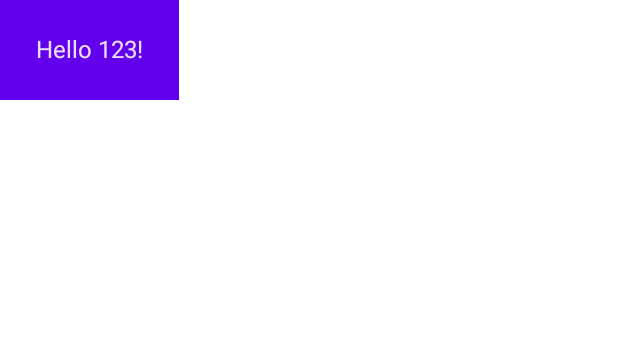
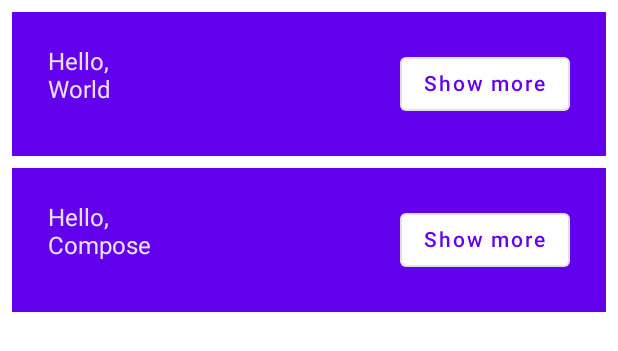
Before and after one commit to theodesp/jetpackComposeBasicApp, an Android app built with Jetpack Compose: the @Preview function DefaultPreview, on a phone screen of 412 x 824 dp. Shown: the top 351 px of the screen. Run offline under Robolectric (Android 15) with nearby library versions, the phone set to English and light mode, and no system bars.

```diff
--- a/app/src/main/java/com/thdespou/basicComposeApp/MainActivity.kt
+++ b/app/src/main/java/com/thdespou/basicComposeApp/MainActivity.kt
@@ -3,12 +3,14 @@ package com.thdespou.basicComposeApp
 import android.os.Bundle
 import androidx.activity.ComponentActivity
 import androidx.activity.compose.setContent
-import androidx.compose.foundation.layout.fillMaxSize
-import androidx.compose.foundation.layout.padding
-import androidx.compose.material.MaterialTheme
-import androidx.compose.material.Surface
-import androidx.compose.material.Text
+import androidx.compose.foundation.layout.*
+import androidx.compose.material.*
 import androidx.compose.runtime.Composable
+import androidx.compose.runtime.mutableStateOf
+import androidx.compose.runtime.remember
+import androidx.compose.runtime.getValue
+import androidx.compose.runtime.setValue
+import androidx.compose.ui.Alignment
 import androidx.compose.ui.Modifier
 import androidx.compose.ui.tooling.preview.Preview
 import androidx.compose.ui.unit.dp
@@ -27,25 +29,85 @@ class MainActivity : ComponentActivity() {
 
 @Composable
 fun MyApp() {
-    Surface(
-        modifier = Modifier.fillMaxSize(),
-        color = MaterialTheme.colors.background
-    ) {
-        Greeting("Android")
+
+    var shouldShowOnboarding by remember { mutableStateOf(true) }
+
+    if (shouldShowOnboarding) {
+        OnboardingScreen(onContinueClicked = { shouldShowOnboarding = false })
+    } else {
+        Greetings()
     }
 }
 
 @Composable
-fun Greeting(name: String) {
-    Surface(color = MaterialTheme.colors.primary) {
-        Text(text = "Hello $name!", modifier = Modifier.padding(24.dp))
+fun OnboardingScreen(onContinueClicked: () -> Unit) {
+
+    Surface {
+        Column(
+            modifier = Modifier.fillMaxSize(),
+            verticalArrangement = Arrangement.Center,
+            horizontalAlignment = Alignment.CenterHorizontally
+        ) {
+            Text("Welcome to the Basics Codelab!")
+            Button(
+                modifier = Modifier.padding(vertical = 24.dp),
+                onClick = onContinueClicked
+            ) {
+                Text("Continue")
+            }
+        }
     }
 }
 
-@Preview(showBackground = true)
+@Composable
+private fun Greetings(names: List<String> = listOf("World", "Compose")) {
+    Column(modifier = Modifier.padding(vertical = 4.dp)) {
+        for (name in names) {
+            Greeting(name = name)
+        }
+    }
+}
+
+@Preview(showBackground = true, widthDp = 320, heightDp = 320)
+@Composable
+fun OnboardingPreview() {
+    BasicComposeAppTheme {
+        OnboardingScreen(onContinueClicked = {})
+    }
+}
+
+@Composable
+private fun Greeting(name: String) {
+
+    val expanded = remember { mutableStateOf(false) }
+
+    val extraPadding = if (expanded.value) 48.dp else 0.dp
+
+    Surface(
+        color = MaterialTheme.colors.primary,
+        modifier = Modifier.padding(vertical = 4.dp, horizontal = 8.dp)
+    ) {
+        Row(modifier = Modifier.padding(24.dp)) {
+            Column(modifier = Modifier
+                .weight(1f)
+                .padding(bottom = extraPadding)
+            ) {
+                Text(text = "Hello, ")
+                Text(text = name)
+            }
+            OutlinedButton(
+                onClick = { expanded.value = !expanded.value }
+            ) {
+                Text(if (expanded.value) "Show less" else "Show more")
+            }
+        }
+    }
+}
+
+@Preview(showBackground = true, widthDp = 320)
 @Composable
 fun DefaultPreview() {
     BasicComposeAppTheme {
-        Greeting("123")
+        Greetings()
     }
 }
```
